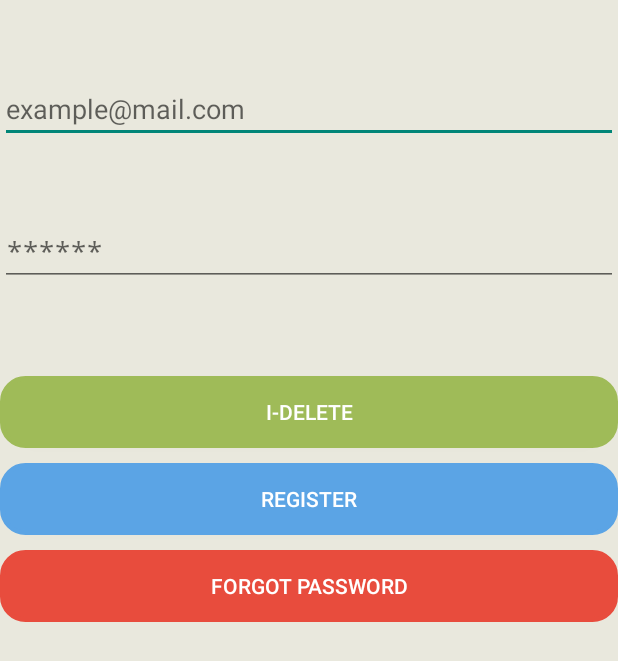
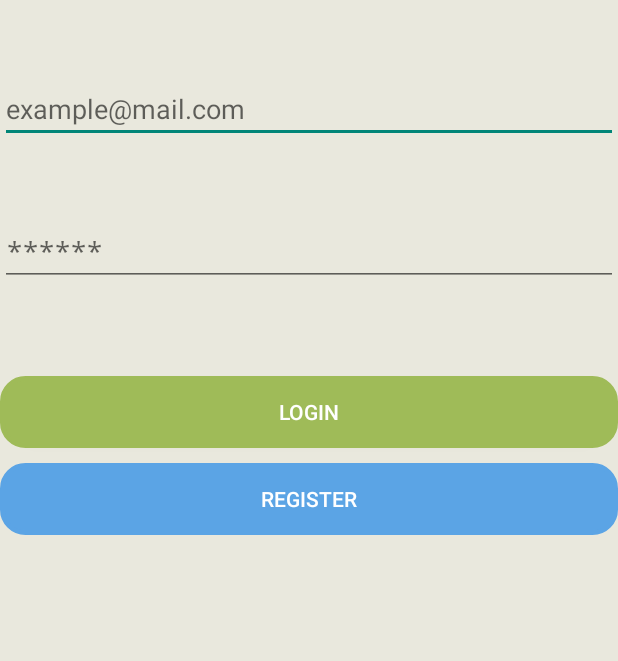
Before and after one commit to mirzasohailbaig/Android-Rest-FrontEnd-CS4773, an Android app: the screen it shows after launch (LoginActivity), on a phone screen of 412 x 824 dp. Shown: the top 661 px of the screen. Run offline under Robolectric (Android 15) with nearby library versions, the phone set to English and light mode, and no system bars; libraries missing offline, so code that uses them is left out: com.squareup.okhttp; 4 statements that could not run were skipped.

Commit message:
fixed APIinterface

```diff
--- a/app/src/main/java/sohail_login/login_node/API/ApiInterface.java
+++ b/app/src/main/java/sohail_login/login_node/API/ApiInterface.java
@@ -1,6 +1,7 @@
 package sohail_login.login_node.API;
 
 import retrofit.Call;
+import retrofit.http.GET;
 import retrofit.http.POST;
 import retrofit.http.Path;
 import retrofit.http.Query;
@@ -10,24 +11,23 @@ import retrofit.http.Query;
  */
 public interface ApiInterface {
 
-
     //Create Account
     @POST("/account/create/{bank-id}")
     Call<CreateAccount> CREATE_ACCOUNT_CALL(@Path("bank-id") String bankid, @Query("ssn") String ssn,
                                             @Query("name") String Name, @Query("email") String Email);
     //Change Password
-    @POST("/account/password/{email}")
-    Call<ChangePassword> CHANGE_PASSWORD_CALL(@Path("email") String email, @Query("old-password") String oldPassword,
-                                            @Query("new-password") String NewPassword);
+    @GET("/account/password/{email}")
+    Call<ChangePassword> CHANGE_PASSWORD_CALL(@Path("email") String email, @Query("old_password") String oldPassword,
+                                            @Query("new_password") String NewPassword);
     //Change Email
-    @POST("/account/email/{old-email}")
+    @GET("/account/email/{old-email}")
     Call<ChangeEmail> CHANGE_EMAIL_CALL(@Path("old-email") String OldEmail, @Query("password") String Password,
-                                            @Query("new-Email") String NewEmail);
+                                            @Query("new_email") String NewEmail);
     //Initiate Account Deletion
-    @POST("/account/delete/initiate/{email}")
+    @GET("/account/delete/initiate/{email}")
     Call<InitDeletion> INIT_DELETION_CALL(@Path("email") String Email, @Query("password") String Password);
 
     //Confirm Account Deletion
-    @POST("/account/delete/confirm/{email}")
-    Call<ConfirmDeletion> CONFIRM_DELETION_CALL(@Path("email") String Email, @Query("password") String Password,@Query("token") String Token );
+    @GET("/account/delete/confirm/{email}")
+    Call<ConfirmDeletion> CONFIRM_DELETION_CALL(@Path("email") String Email, @Query("password") String Password,@Query("token") String Token);
 }
--- a/app/src/main/java/sohail_login/login_node/API/RestClient.java
+++ b/app/src/main/java/sohail_login/login_node/API/RestClient.java
@@ -5,6 +5,8 @@ import com.squareup.okhttp.Response;
 import java.io.IOException;
 import retrofit.Retrofit;
 import retrofit.GsonConverterFactory;
+import sohail_login.login_node.BuildConfig;
+
 /**
  * Created by Sohail Baig
  */
--- a/app/src/main/java/sohail_login/login_node/LoginActivity.java
+++ b/app/src/main/java/sohail_login/login_node/LoginActivity.java
@@ -8,23 +8,23 @@ import android.util.Log;
 import android.view.View;
 import android.widget.Button;
 import android.widget.EditText;
+import android.widget.Toast;
 
 import retrofit.Call;
 import retrofit.Callback;
 import retrofit.Response;
 import retrofit.Retrofit;
 import sohail_login.login_node.API.ApiInterface;
-import sohail_login.login_node.API.InitDeletion;
+import sohail_login.login_node.API.ChangePassword;
 import sohail_login.login_node.API.RestClient;
 
 
 public class LoginActivity extends Activity {
 
-    EditText email,password,res_email,code,newpass;
-    Button InitDeletetion,cont,cont_code,cancel,cancel1,register,forpass;
-    String emailtxt, passwordtxt,email_res_txt,code_txt,npass_txt;
+    EditText email,password;
+    Button Login,register;
+    String emailtxt, passwordtxt;
 
-    Dialog reset;
 
 
     @Override
@@ -39,9 +39,8 @@ public class LoginActivity extends Activity {
         password = (EditText)findViewById(R.id.ID);
 
         //Buttons
-        InitDeletetion = (Button)findViewById(R.id.InitDeletebtn);
+        Login = (Button)findViewById(R.id.InitDeletebtn);
         register = (Button)findViewById(R.id.register);
-        forpass = (Button)findViewById(R.id.forgotpass);
 
         //Register Onclick
         register.setOnClickListener(new View.OnClickListener() {
@@ -54,35 +53,29 @@ public class LoginActivity extends Activity {
         });
 
         //Login Onclick
-        InitDeletetion.setOnClickListener(new View.OnClickListener() {
-
+        Login.setOnClickListener(new View.OnClickListener() {
 
             @Override
             public void onClick(View view) {
+                //data
                 emailtxt = email.getText().toString();
                 passwordtxt = password.getText().toString();
-                System.out.println("reached here");
 
-                Call<InitDeletion> call = service.INIT_DELETION_CALL(emailtxt, passwordtxt);
-
+                Call<ChangePassword> call = service.CHANGE_PASSWORD_CALL(emailtxt, passwordtxt, passwordtxt);
                 //Asynchronous Request
-                call.enqueue(new Callback<InitDeletion>() {
+                call.enqueue(new Callback<ChangePassword>() {
                     @Override
-                    public void onResponse(Response<InitDeletion> response, Retrofit retrofit) {
-                        Log.d("Keys", "values = " + emailtxt);
-                        Log.d("Keys", "values = " + passwordtxt);
-                        Log.d("LoginActivity", "Status Code = " + response.code());
-                        Log.d("LoginActivity", "Status message = " + response.message());
+                    public void onResponse(Response<ChangePassword> response, Retrofit retrofit) {
+                        Log.d("Keys", "email = " + emailtxt);
+                        Log.d("Keys", "password = " + passwordtxt);
                         if (response.isSuccess()) {
                             // request successful (status code 200)
-                            InitDeletion result = response.body();
-                            Log.d("LoginActivity", "Success Code = " + response.code());
-                            Log.d("LoginActivity", "Status message = " + response.body());
+                            email.setText("");
+                            password.setText("");
+                            Toast.makeText(LoginActivity.this, "Success Code = " + response.code() +": "+response.message(), Toast.LENGTH_SHORT).show();
                         } else {
-                            // response received but request not successful (like 400,401,403 etc)
                             //Handle errors
-                            Log.d("LoginActivity", "fail Code = " + response.code());
-                            Log.d("LoginActivity", "Status message = " + response.body());
+                            Toast.makeText(LoginActivity.this, "Failure Code = " + response.code() +": "+response.message(), Toast.LENGTH_SHORT).show();
                         }
                     }
 
@@ -93,35 +86,6 @@ public class LoginActivity extends Activity {
                 });
             }
         });
-        //ForgotPass Onclick
-        forpass.setOnClickListener(new View.OnClickListener() {
-            @Override
-            public void onClick(View view) {
-                reset = new Dialog(LoginActivity.this);
-                reset.setTitle("Reset Password");
-                reset.setContentView(R.layout.reset_pass_init);
-                cont = (Button) reset.findViewById(R.id.resbtn);
-                cancel = (Button) reset.findViewById(R.id.cancelbtn);
-                cancel.setOnClickListener(new View.OnClickListener() {
-                    @Override
-                    public void onClick(View view) {
-                        reset.dismiss();
-                    }
-                });
-                res_email = (EditText) reset.findViewById(R.id.email);
-
-                cont.setOnClickListener(new View.OnClickListener() {
-                    @Override
-                    public void onClick(View view) {
-                        email_res_txt = res_email.getText().toString();
-
-                    }
-                });
-
-
-                reset.show();
-            }
-        });
     }
 
 
--- a/app/src/main/res/layout/activity_login.xml
+++ b/app/src/main/res/layout/activity_login.xml
@@ -48,7 +48,7 @@
                 android:background="@drawable/btn_back"
                 android:textColor="#ffffff"
                 android:textAlignment="center"
-                android:text="I-Delete"/>
+                android:text="Login"/>
 
             <Button
                 android:layout_width="match_parent"
@@ -60,18 +60,6 @@
                 android:textAlignment="center"
                 android:text="Register"
             />
-
-            <Button
-                android:layout_width="match_parent"
-                android:layout_height="wrap_content"
-                android:layout_marginTop="10dp"
-                android:id="@+id/forgotpass"
-                android:background="@drawable/btn_red_back"
-                android:textColor="#ffffff"
-                android:textAlignment="center"
-                android:text="Forgot Password"
-             />
-
        </LinearLayout>
     </ScrollView>
 
```
Also changed, not shown: app/src/main/java/sohail_login/login_node/MainActivity.java (deleted, +0 -39 lines), app/src/main/res/layout/activity_main.xml (deleted, +0 -11 lines).
